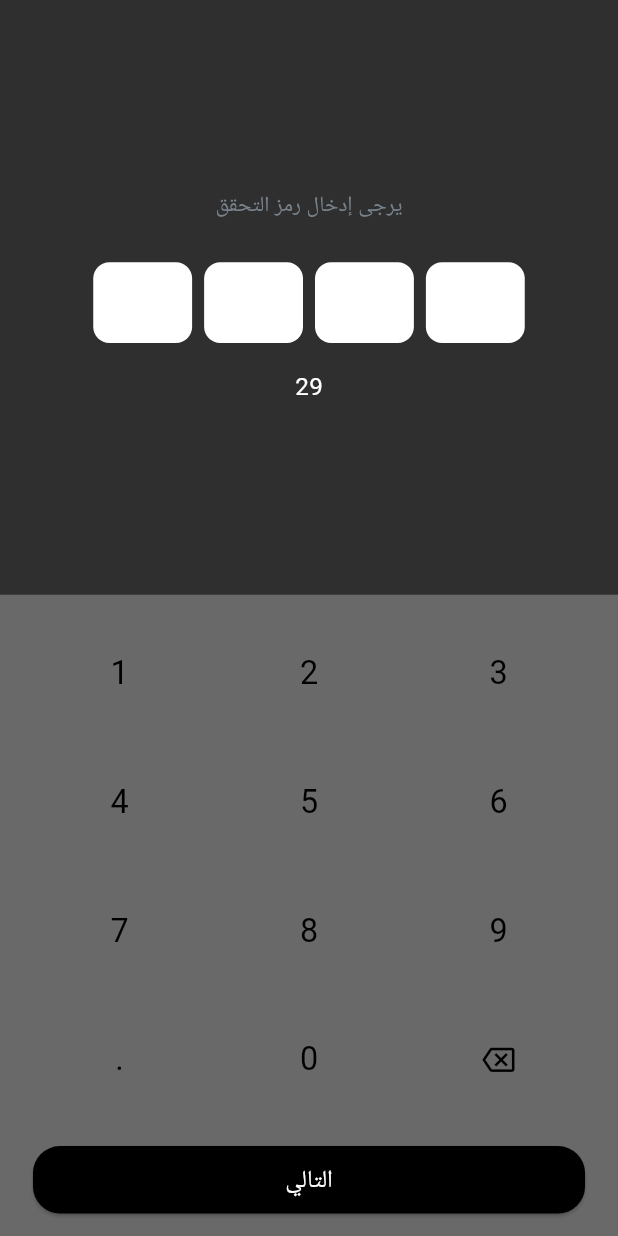
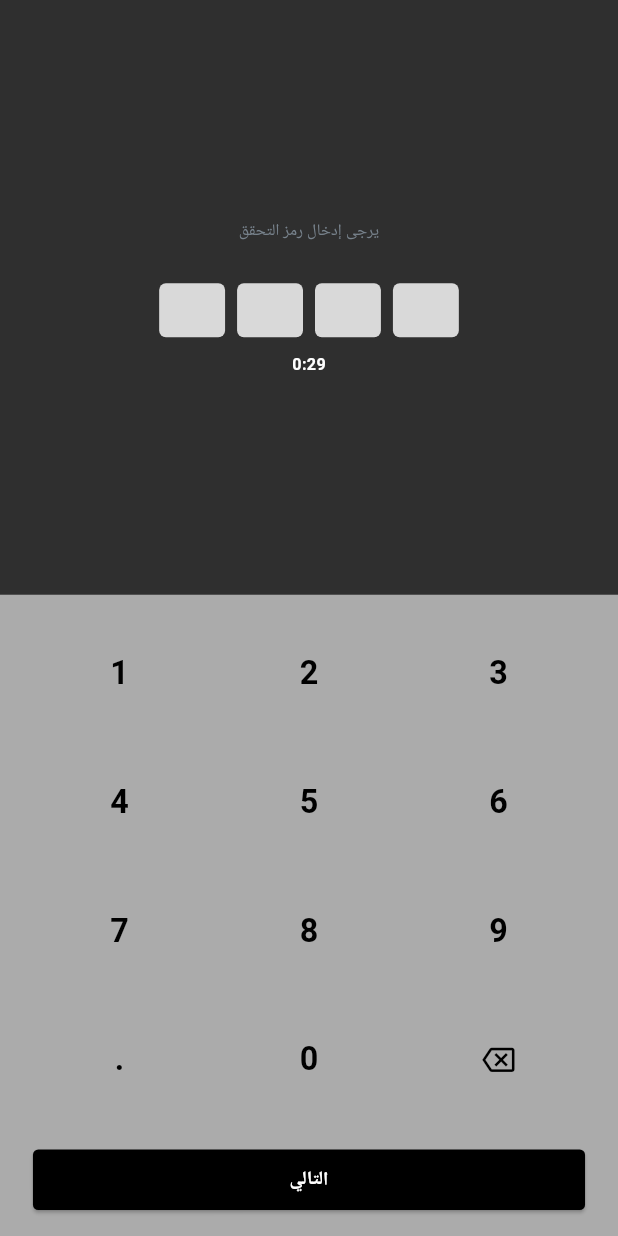
Before and after one commit to mohammedhedaya/-Sar-aat-Al-Tasweeq, a Flutter app: the ResetPasswordView screen opened by its route, after a tap on "التالي", on a phone screen of 412 x 824 dp. Run offline on Flutter 3.47's test engine with Material 3 defaults, Android fonts, the phone set to English and light mode, and no system bars; drawn by our look-alikes of pinput; our stand-ins replace device_preview, flutter_screenutil, flutter_svg, go_router, shared_preferences; accounts and stored records are empty.

Commit message:
Refactor Reset Password OTP View

```diff
--- a/lib/core/router/app_router.dart
+++ b/lib/core/router/app_router.dart
@@ -1,7 +1,7 @@
 import 'package:go_router/go_router.dart';
 import 'package:shopping_chart/features/auth/presentation/views/login_view.dart';
 import 'package:shopping_chart/features/auth/presentation/views/new_password_page.dart';
-import 'package:shopping_chart/features/auth/presentation/views/otp_page.dart';
+import 'package:shopping_chart/features/auth/presentation/views/reset_password_otp_view_.dart';
 import 'package:shopping_chart/features/auth/presentation/views/reset_password_view.dart';
 
 final GoRouter router = GoRouter(
@@ -15,8 +15,8 @@ final GoRouter router = GoRouter(
       builder: (context, state) => const ResetPasswordView(),
     ),
     GoRoute(
-      path: '/otp',
-      builder: (context, state) => const OtpPage(),
+      path: '/resetPasswordOTPView',
+      builder: (context, state) => const ResetPasswordOTPView(),
     ),
     GoRoute(
       path: '/newPasswordPage',
--- a/lib/features/auth/presentation/views/otp_page.dart
+++ b/lib/features/auth/presentation/views/reset_password_otp_view_.dart
@@ -4,14 +4,16 @@ import 'package:flutter_screenutil/flutter_screenutil.dart';
 import 'package:go_router/go_router.dart';
 import 'package:shopping_chart/core/utils/app_colors.dart';
 import 'package:pinput/pinput.dart';
+import 'package:shopping_chart/core/utils/app_text_style.dart';
+import 'package:shopping_chart/features/auth/presentation/widgets/auth_btn.dart';
 
-class OtpPage extends StatefulWidget {
-  const OtpPage({super.key});
+class ResetPasswordOTPView extends StatefulWidget {
+  const ResetPasswordOTPView({super.key});
   @override
-  _OtpPageState createState() => _OtpPageState();
+  State<ResetPasswordOTPView> createState() => _ResetPasswordOTPViewState();
 }
 
-class _OtpPageState extends State<OtpPage> {
+class _ResetPasswordOTPViewState extends State<ResetPasswordOTPView> {
   final TextEditingController _pinController = TextEditingController();
   final FocusNode _focusNode = FocusNode();
   late Timer _timer;
@@ -70,10 +72,7 @@ class _OtpPageState extends State<OtpPage> {
                   Text(
                     'يرجى إدخال رمز التحقق',
                     textAlign: TextAlign.center,
-                    style: TextStyle(
-                      color: AppColors.gray,
-                      fontSize: 16.sp,
-                    ),
+                    style: AppStyles.style12W400,
                   ),
                   SizedBox(height: 30.h),
                   Pinput(
@@ -83,35 +82,33 @@ class _OtpPageState extends State<OtpPage> {
                     showCursor: true,
                     readOnly: true,
                     defaultPinTheme: PinTheme(
-                      width: 60.w,
-                      height: 60.h,
+                      width: 40.w,
+                      height: 40.h,
                       textStyle: TextStyle(
                         fontSize: 22.sp,
                         color: Colors.black,
                       ),
                       decoration: BoxDecoration(
-                        color: Colors.white,
-                        borderRadius: BorderRadius.circular(12.r),
+                        color: AppColors.mixWhiteAndGray,
+                        borderRadius: BorderRadius.circular(5.r),
                       ),
                     ),
-                    onCompleted: (pin) {
-                      print("Pin entered: $pin");
-                    },
+                    onCompleted: (pin) {},
+                    onChanged: (value) {},
+                    onSubmitted: (pin) {},
+                    keyboardType: TextInputType.number,
                   ),
-                  SizedBox(height: 20.h),
+                  SizedBox(height: 12.h),
                   Text(
-                    '$_start',
-                    style: TextStyle(
-                      color: Colors.white,
-                      fontSize: 18.sp,
-                    ),
+                    '0:$_start',
+                    style: AppStyles.style12W600,
                   ),
                 ],
               ),
             ),
           ),
           Container(
-            color: AppColors.dimGray,
+            color: const Color(0xffABABAB),
             padding: EdgeInsets.symmetric(horizontal: 20.w, vertical: 15.h),
             child: Column(
               children: [
@@ -133,7 +130,7 @@ class _OtpPageState extends State<OtpPage> {
                       value = "<"; // For backspace symbol
                     }
                     return Material(
-                      color: AppColors.dimGray,
+                      color: const Color(0xffABABAB),
                       child: InkWell(
                         onTap: () {
                           setState(() {
@@ -156,6 +153,7 @@ class _OtpPageState extends State<OtpPage> {
                                   value,
                                   style: TextStyle(
                                     fontSize: 24.sp,
+                                    fontWeight: FontWeight.w600,
                                     color: Colors.black,
                                   ),
                                 ),
@@ -165,24 +163,11 @@ class _OtpPageState extends State<OtpPage> {
                   }),
                 ),
                 SizedBox(height: 20.h),
-                ElevatedButton(
+                CustomAuthBtn(
                   onPressed: () {
-                    GoRouter.of(context).push('/newPasswordPage');
+                    context.push('/newPasswordPage');
                   },
-                  style: ElevatedButton.styleFrom(
-                    backgroundColor: Colors.black,
-                    shape: RoundedRectangleBorder(
-                      borderRadius: BorderRadius.circular(20.r),
-                    ),
-                    minimumSize: Size(double.infinity, 50.h),
-                  ),
-                  child: Text(
-                    'التالي',
-                    style: TextStyle(
-                      color: Colors.white,
-                      fontSize: 18.sp,
-                    ),
-                  ),
+                  text: "التالي",
                 ),
               ],
             ),
--- a/lib/features/auth/presentation/views/reset_password_view.dart
+++ b/lib/features/auth/presentation/views/reset_password_view.dart
@@ -33,7 +33,7 @@ class ResetPasswordView extends StatelessWidget {
               const Spacer(),
               CustomAuthBtn(
                 onPressed: () {
-                  context.push('/otp');
+                  context.push('/resetPasswordOTPView');
                 },
                 text: "التالي",
               ),
```
Lines whose indentation alone changed are shown as unchanged.
